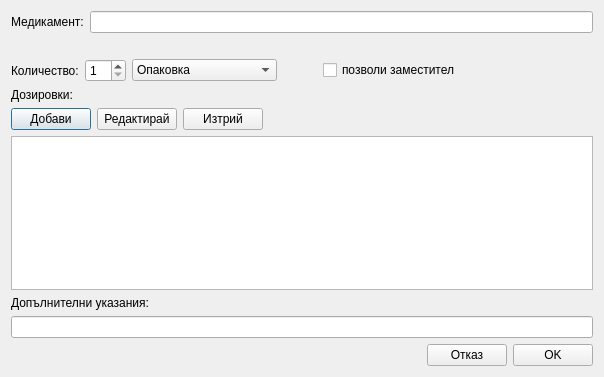
This is src/View/Widgets/MedicationDialog.ui in thefinalcutbg/DinoDent as Qt 5 draws it before an edit. The edited form follows.
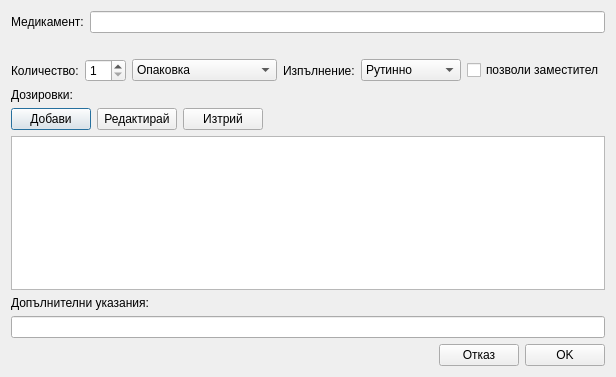
This is the edited form. Custom widgets are drawn as their Qt base class.

```diff
--- a/src/View/Widgets/MedicationDialog.ui
+++ b/src/View/Widgets/MedicationDialog.ui
@@ -6,7 +6,7 @@
    <rect>
     <x>0</x>
     <y>0</y>
-    <width>604</width>
+    <width>598</width>
     <height>377</height>
    </rect>
   </property>
@@ -79,20 +79,41 @@
       </widget>
      </item>
      <item>
-      <spacer name="horizontalSpacer">
-       <property name="orientation">
-        <enum>Qt::Horizontal</enum>
+      <widget class="QLabel" name="label_2">
+       <property name="text">
+        <string>Изпълнение:</string>
        </property>
-       <property name="sizeType">
-        <enum>QSizePolicy::Fixed</enum>
-       </property>
-       <property name="sizeHint" stdset="0">
+      </widget>
+     </item>
+     <item>
+      <widget class="QComboBox" name="priorityCombo">
+       <property name="minimumSize">
         <size>
-         <width>40</width>
-         <height>20</height>
+         <width>100</width>
+         <height>0</height>
         </size>
        </property>
-      </spacer>
+       <item>
+        <property name="text">
+         <string>Рутинно</string>
+        </property>
+       </item>
+       <item>
+        <property name="text">
+         <string>Бързо</string>
+        </property>
+       </item>
+       <item>
+        <property name="text">
+         <string>Много бързо</string>
+        </property>
+       </item>
+       <item>
+        <property name="text">
+         <string>Веднага</string>
+        </property>
+       </item>
+      </widget>
      </item>
      <item>
       <widget class="QCheckBox" name="substitutionCheck">
```
